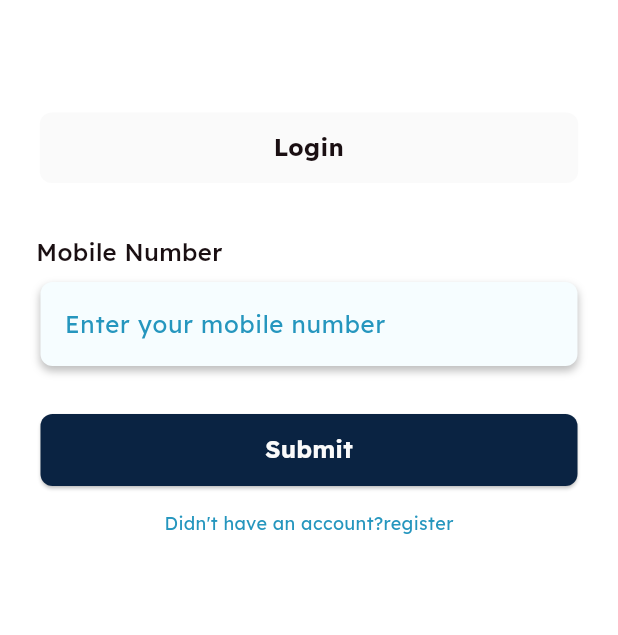
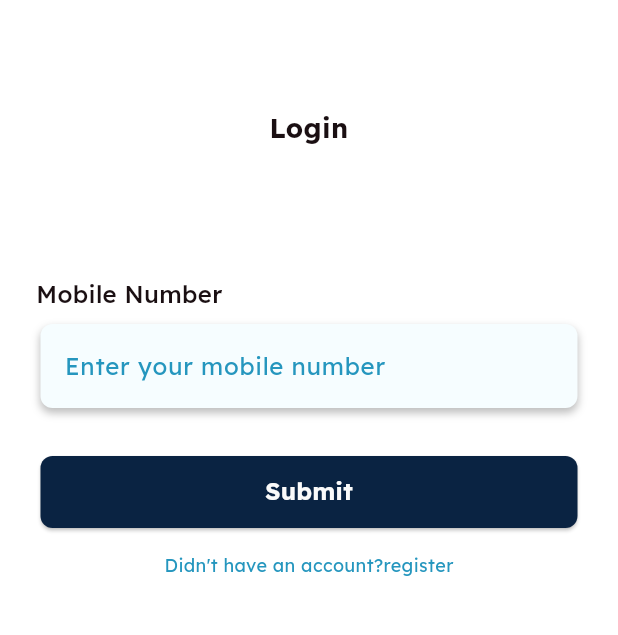
Before and after one commit to InobetaSolutions/AeseraJewels-Mobileapp, a Flutter app: the screen it shows after launch, after a tap on "Skip", on a phone screen of 412 x 824 dp, the part 246-881 px from its top. Run offline on Flutter 3.47's test engine with Material 3 defaults, Android fonts, the phone set to English and light mode, and no system bars; our stand-ins replace get, get_storage, google_fonts, image_picker, shared_preferences; network calls fail.

Commit message:
merge request

```diff
--- a/lib/main.dart
+++ b/lib/main.dart
@@ -73,7 +73,7 @@ class MyApp extends StatelessWidget {
   Widget build(BuildContext context) {
     return GetMaterialApp(
       debugShowCheckedModeBanner: false,
-      title: 'Aesera Jewels',
+      title: 'GoldPoint',
       theme: ThemeData(
         primarySwatch: Colors.blue,
         fontFamily: 'Roboto',
--- a/lib/modules/login/login_view.dart
+++ b/lib/modules/login/login_view.dart
@@ -24,23 +24,23 @@ class LoginView extends GetWidget<LoginController> {
                 height: 100,
                 width: 100,
               ),
-              const SizedBox(height: 75),
+              const SizedBox(height: 60),
 
               /// Login card
-              Container(width: 359,height: 47,
+              Container(width: 359,height: 65,
                 padding: const EdgeInsets.symmetric(horizontal: 24, vertical: 12),
-                decoration: BoxDecoration(
-                  color: const Color(0xFFFAFAFA),
-                  borderRadius: BorderRadius.circular(8),
+                // decoration: BoxDecoration(
+                //   color: const Color(0xFFFAFAFA),
+                //   borderRadius: BorderRadius.circular(8),
 
-                ),
+                // ),
                 child: Padding(
                   padding: const EdgeInsets.fromLTRB(0, 0, 0, 2),
                   child: Text(
                     'Login',
                     textAlign: TextAlign.center,
                     style: GoogleFonts.lexend(
-                      fontSize: 16,
+                      fontSize: 18,
                       color: const Color(0xFF1A0F12),
                       fontWeight: FontWeight.w700,
                     ),
@@ -48,7 +48,7 @@ class LoginView extends GetWidget<LoginController> {
                 ),
               ),
 
-              const SizedBox(height: 35),
+              const SizedBox(height: 60),
 
               /// Mobile Number Label
               Align(
```
Also changed, not shown: lib/modules/payment/payment_controller.dart (+31 -172 lines), 1 other file.
